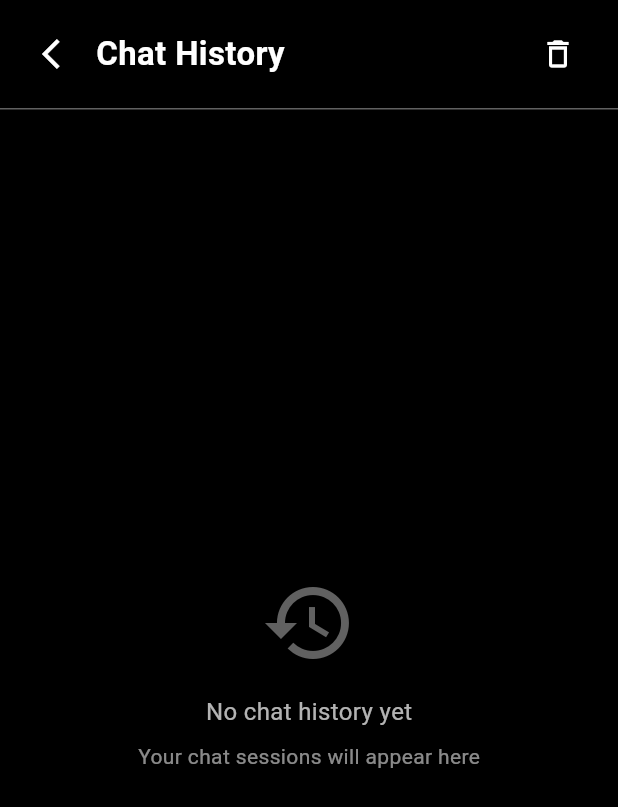
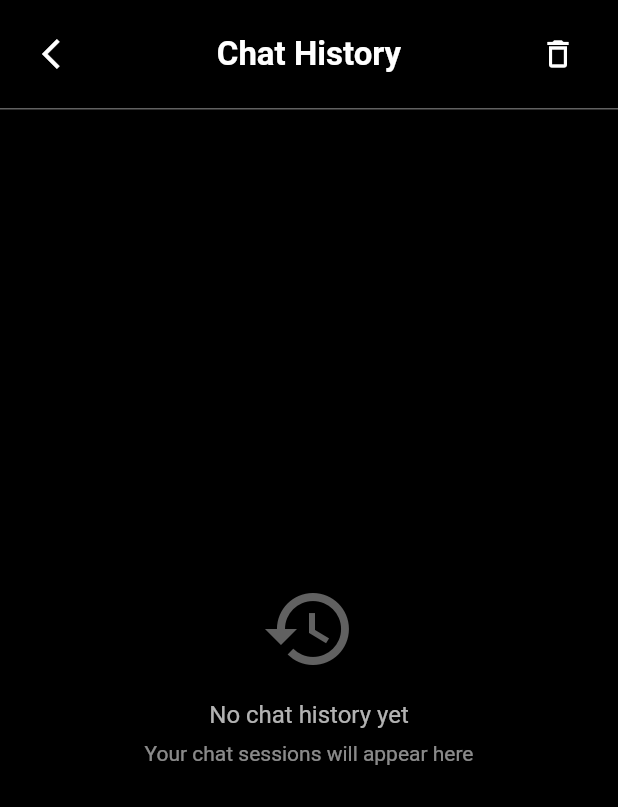
Before and after one commit to arleven/gta-all-in-one-cheats, a Flutter app: the ChatHistorySheet widget shown alone on an empty page, opened directly, on a phone screen of 412 x 824 dp. Shown: the top 807 px of the screen. Run offline on Flutter 3.47's test engine with Material 3 defaults, Android fonts, the light colour scheme and no system bars; our stand-ins replace connectivity_plus, firebase_analytics, firebase_core, firebase_crashlytics, flutter_native_timezone, flutter_tts and 7 more; missing offline and left inert: amplitude_flutter, appsflyer_sdk, chat_gpt_sdk, country_codes, flutter_email_sender, flutter_jailbreak_detection and 3 more; accounts and stored records are empty; network calls fail; statements that could not run were skipped.

Commit message:
Added image icon in chat history list and fixed yellow underlines error

```diff
--- a/lib/Presentation/Chat_Bot/chat_history.dart
+++ b/lib/Presentation/Chat_Bot/chat_history.dart
@@ -1,3 +1,4 @@
+import 'package:all_gta/Models/theme_colors.dart';
 import 'package:all_gta/Presentation/Chat_Bot/chat_view.dart';
 import 'package:flutter/material.dart';
 
@@ -128,12 +129,15 @@ class _ChatHistorySheetState extends State<ChatHistorySheet> {
                     onPressed: () => Navigator.pop(context),
                   ),
                   const Expanded(
-                    child: Text(
-                      "Chat History",
-                      style: TextStyle(
-                        fontSize: 22,
-                        fontWeight: FontWeight.bold,
-                        color: Colors.white,
+                    child: Center(
+                      child: DefaultTextStyle(
+                        child: Text("Chat History"),
+
+                        style: TextStyle(
+                          fontSize: 22,
+                          fontWeight: FontWeight.bold,
+                          color: Colors.white,
+                        ),
                       ),
                     ),
                   ),
@@ -157,16 +161,17 @@ class _ChatHistorySheetState extends State<ChatHistorySheet> {
                             color: Colors.grey.shade700,
                           ),
                           const SizedBox(height: 16),
-                          const Text(
-                            "No chat history yet",
+                          const DefaultTextStyle(
+                            child: Text("No chat history yet"),
+
                             style: TextStyle(
                               fontSize: 16,
                               color: Colors.white70,
                             ),
                           ),
                           const SizedBox(height: 8),
-                          const Text(
-                            "Your chat sessions will appear here",
+                          const DefaultTextStyle(
+                            child: Text("Your chat sessions will appear here"),
                             style: TextStyle(
                               fontSize: 14,
                               color: Colors.white54,
@@ -234,6 +239,27 @@ class _ChatHistorySheetState extends State<ChatHistorySheet> {
                                     style: const TextStyle(
                                       color: Colors.white38,
                                       fontSize: 12,
+                                    ),
+                                  ),
+                                  leading: Container(
+                                    height: 44,
+                                    width: 44,
+                                    decoration: BoxDecoration(
+                                      color: AppColors.primaryButton,
+                                      borderRadius: BorderRadius.circular(12),
+                                      border: Border.all(
+                                        color: AppColors.shadowBorder,
+                                      ),
+                                    ),
+                                    child: IconButton(
+                                      icon: const Icon(
+                                        Icons.smart_toy_rounded,
+                                        color: Colors.white,
+                                        size: 24,
+                                      ),
+                                      onPressed: sessions.isEmpty
+                                          ? null
+                                          : _clearAll,
                                     ),
                                   ),
                                 ),
```
